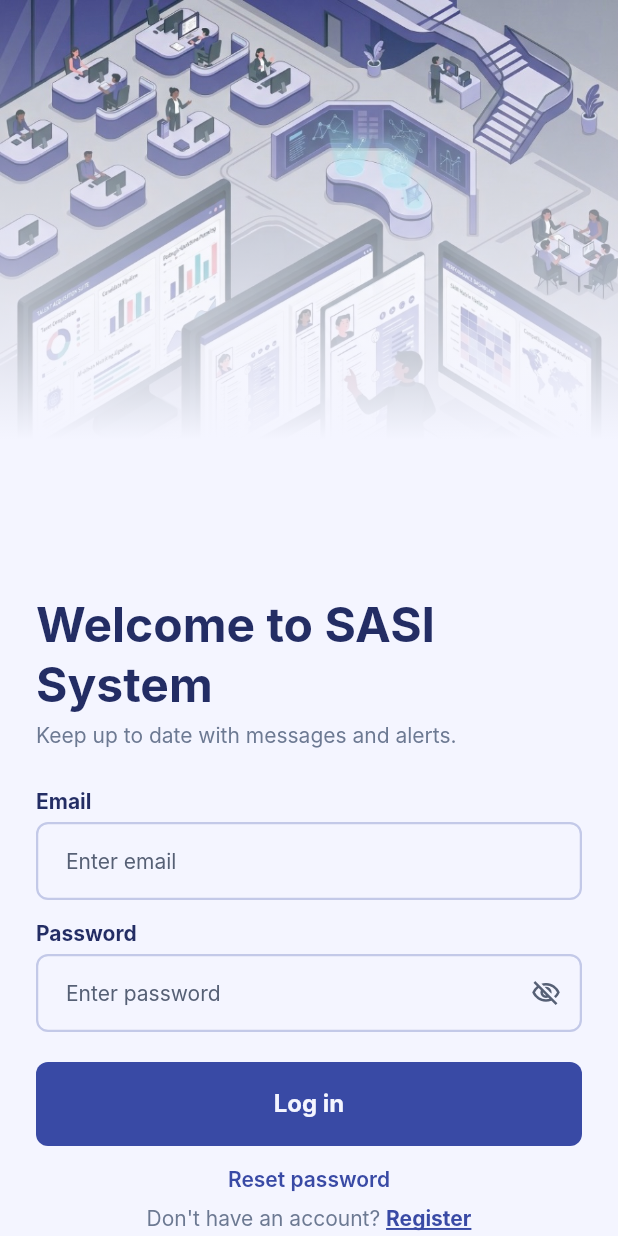
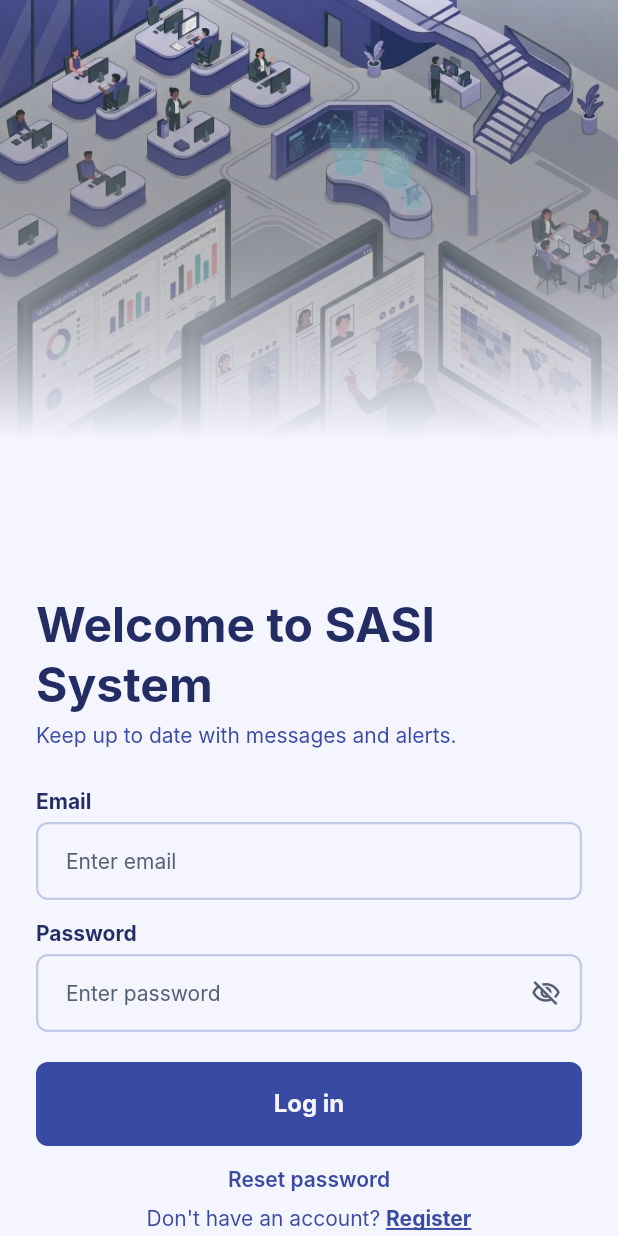
Before and after one commit to EduSicsu/sasi_cowork_flutter_test_040326, a Flutter app: the screen it shows after launch, on a phone screen of 412 x 824 dp. Run offline on Flutter 3.47's test engine with Material 3 defaults, Android fonts, the phone set to English and light mode, and no system bars; our stand-ins replace dio, equatable, flutter_bloc, flutter_secure_storage, get_it; Roboto replaces fonts that are missing (Inter).

Commit message:
Colors updated (Dark mode) check

```diff
--- a/apps/sasi_cowork/lib/app/features/login/login_page.dart
+++ b/apps/sasi_cowork/lib/app/features/login/login_page.dart
@@ -30,8 +30,7 @@ class LoginPage extends StatelessWidget {
     return BlocListener<LoginCubit, LoginState>(
       listener: _handleState,
       child: const Scaffold(
-        backgroundColor: SumePrimitives.indigo10,
-        body: const _LoginBody(),
+        body: _LoginBody(),
       ),
     );
   }
@@ -83,15 +82,15 @@ class _LoginBody extends StatelessWidget {
                 fit: BoxFit.cover,
                 alignment: Alignment.topCenter,
               ),
-              const DecoratedBox(
+              DecoratedBox(
                 decoration: BoxDecoration(
                   gradient: LinearGradient(
                     begin: Alignment.topCenter,
                     end: Alignment.bottomCenter,
-                    stops: [0.0, 0.74],
+                    stops: const [0.0, 0.74],
                     colors: [
-                      Color(0x00F4F5FF),
-                      Color(0xFFF4F5FF),
+                      const Color(0x00000000),
+                      Theme.of(context).colorScheme.surfaceContainerLowest,
                     ],
                   ),
                 ),
@@ -125,7 +124,7 @@ class _LoginBody extends StatelessWidget {
                 Text(
                   'Keep up to date with messages and alerts.',
                   style: Theme.of(context).textTheme.bodyMedium?.copyWith(
-                        color: SumePrimitives.gray500,
+                        color: Theme.of(context).colorScheme.onSurfaceVariant,
                       ),
                 ),
                 const SizedBox(height: AppTokens.spaceXxl),
--- a/apps/sasi_cowork/lib/app/features/login/widgets/login_form.dart
+++ b/apps/sasi_cowork/lib/app/features/login/widgets/login_form.dart
@@ -124,7 +124,7 @@ class _LoginFormState extends State<LoginForm> {
             TextSpan(
               text: "Don't have an account? ",
               style: Theme.of(context).textTheme.bodySmall?.copyWith(
-                    color: SumePrimitives.gray500,
+                    color: Theme.of(context).colorScheme.onSurfaceVariant,
                   ),
               children: [
                 WidgetSpan(
@@ -135,10 +135,10 @@ class _LoginFormState extends State<LoginForm> {
                     child: Text(
                       'Register',
                       style: Theme.of(context).textTheme.bodySmall?.copyWith(
-                            color: SumePrimitives.indigo600,
+                            color: Theme.of(context).colorScheme.primary,
                             fontWeight: FontWeight.bold,
                             decoration: TextDecoration.underline,
-                            decorationColor: SumePrimitives.indigo600,
+                            decorationColor: Theme.of(context).colorScheme.primary,
                           ),
                     ),
                   ),
```
